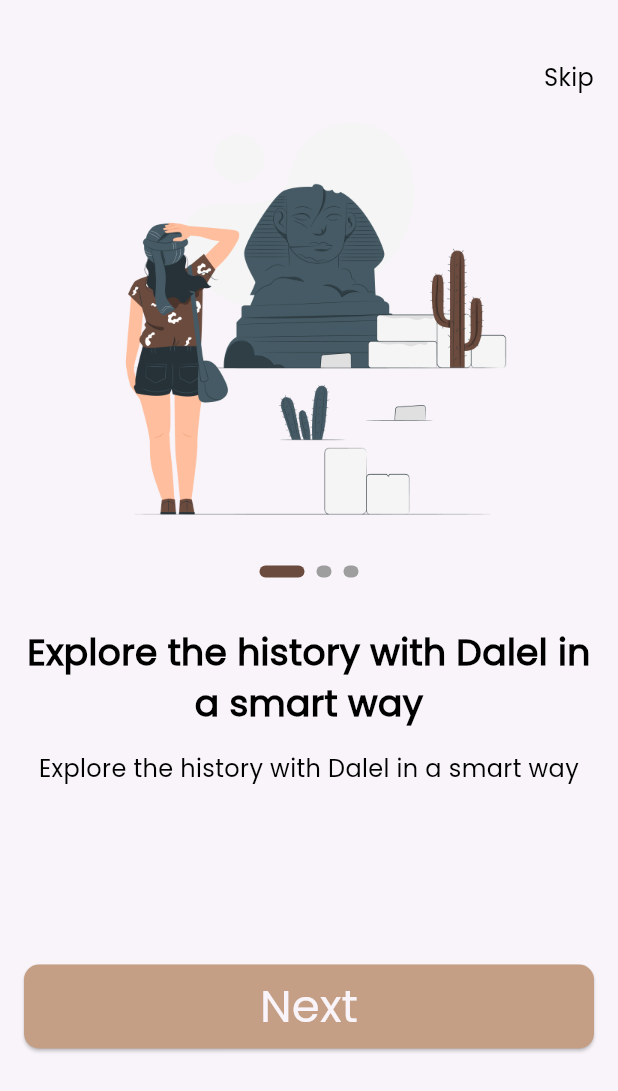
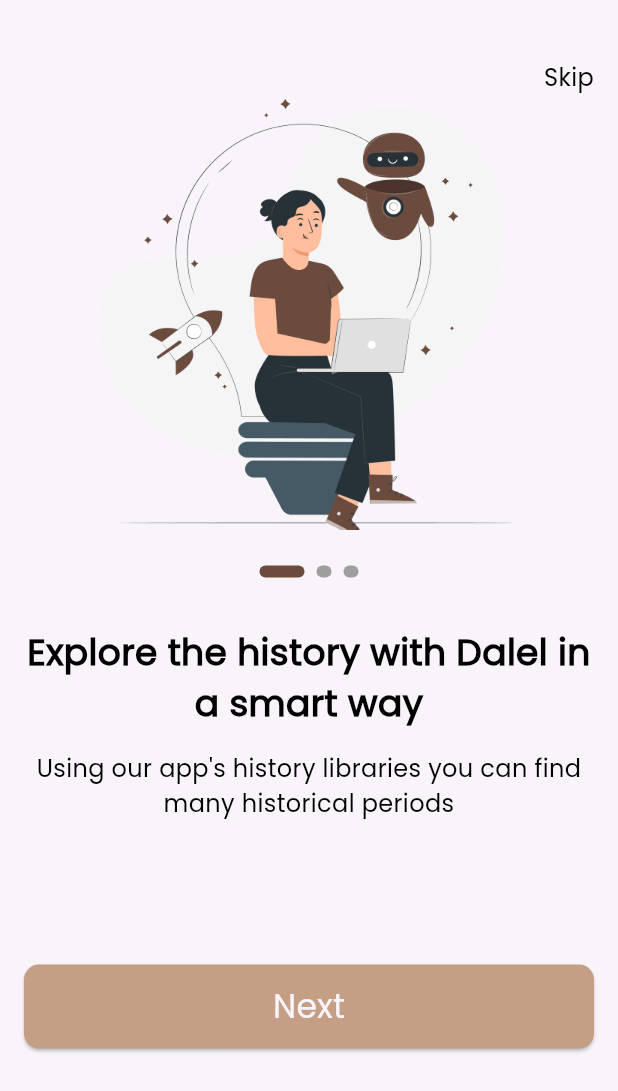
Before and after one commit to Ahmed-Abouzaid/dalel, a Flutter app: the screen it shows after launch, on a phone screen of 412 x 824 dp. Shown: the top 1091 px of the screen. Run offline on Flutter 3.47's test engine with Material 3 defaults, Android fonts, the phone set to English and light mode, and no system bars; drawn by our look-alikes of smooth_page_indicator; our stand-ins replace go_router.

Commit message:
on boarding finished

```diff
--- /dev/null
+++ b/lib/core/auth/presentation/views/sign_in.dart
@@ -0,0 +1,10 @@
+import 'package:flutter/material.dart';
+
+class SignInView extends StatelessWidget {
+  const SignInView({super.key});
+
+  @override
+  Widget build(BuildContext context) {
+    return const Scaffold();
+  }
+}
--- /dev/null
+++ b/lib/core/auth/presentation/views/sign_up.dart
@@ -0,0 +1,10 @@
+import 'package:flutter/material.dart';
+
+class SignUpView extends StatelessWidget {
+  const SignUpView({super.key});
+
+  @override
+  Widget build(BuildContext context) {
+    return const Scaffold();
+  }
+}
--- a/lib/core/routes/app_router.dart
+++ b/lib/core/routes/app_router.dart
@@ -1,3 +1,4 @@
+import 'package:dalel/core/auth/presentation/views/sign_up.dart';
 import 'package:dalel/features/on_boarding/presentation/views/on_boarding_view.dart';
 import 'package:dalel/features/splash/presentation/views/splash_view.dart';
 import 'package:go_router/go_router.dart';
@@ -10,5 +11,13 @@ final GoRouter router = GoRouter(routes: [
   GoRoute(
     path: "/onBoarding",
     builder: (context, state) => const OnBoardingView(),
-  )
+  ),
+  GoRoute(
+    path: "/signUp",
+    builder: (context, state) => const SignUpView(),
+  ),
+  GoRoute(
+    path: "/signIn",
+    builder: (context, state) => const SignUpView(),
+  ),
 ]);
--- a/lib/core/widgets/custom_btn.dart
+++ b/lib/core/widgets/custom_btn.dart
@@ -3,9 +3,10 @@ import 'package:dalel/core/utils/app_text_styles.dart';
 import 'package:flutter/material.dart';
 
 class CustomBtn extends StatelessWidget {
-  const CustomBtn({super.key, this.color, required this.text});
+  const CustomBtn({super.key, this.color, required this.text, this.onPressed});
   final Color? color;
   final String text;
+  final VoidCallback? onPressed;
 
   @override
   Widget build(BuildContext context) {
@@ -13,14 +14,14 @@ class CustomBtn extends StatelessWidget {
       width: double.infinity,
       height: 56,
       child: ElevatedButton(
-        onPressed: () {},
+        onPressed: onPressed,
         style: ElevatedButton.styleFrom(
             backgroundColor: color ?? AppColors.primaryColor,
             shape: RoundedRectangleBorder(
                 borderRadius: BorderRadius.circular(10))),
         child: Text(text,
             style: CustomTextStyles.poppins500style24
-                .copyWith(fontSize: 30, color: AppColors.offWhite)),
+                .copyWith(fontSize: 22, color: AppColors.offWhite)),
       ),
     );
   }
--- /dev/null
+++ b/lib/features/on_boarding/data/models/on_boarding_model.dart
@@ -0,0 +1,30 @@
+import 'package:dalel/core/utils/app_assets.dart';
+
+class OnBoardingModel {
+  final String imagePath;
+  final String title;
+  final String subTitle;
+
+  OnBoardingModel(
+      {required this.imagePath, required this.title, required this.subTitle});
+}
+
+List<OnBoardingModel> onBoardingData = [
+  OnBoardingModel(
+    imagePath: Assets.imagesOnBoarding,
+    title: "Explore the history with Dalel in a smart way",
+    subTitle:
+        "Using our app's history libraries you can find many historical periods",
+  ),
+  OnBoardingModel(
+    imagePath: Assets.imagesOnBoarding1,
+    title: "From every place on earth",
+    subTitle: "A big variety of ancient places from all over the world",
+  ),
+  OnBoardingModel(
+    imagePath: Assets.imagesOnBoarding2,
+    title: "Using modern AI technology for better user experience",
+    subTitle:
+        "AI provide recommendations and helps you to continue the search journey",
+  ),
+];
--- a/lib/features/on_boarding/presentation/views/on_boarding_view.dart
+++ b/lib/features/on_boarding/presentation/views/on_boarding_view.dart
@@ -1,11 +1,19 @@
-import 'package:dalel/core/utils/app_strings.dart';
-import 'package:dalel/core/widgets/custom_btn.dart';
+import 'package:dalel/core/functions/navigation.dart';
 import 'package:dalel/features/on_boarding/presentation/views/widgets/custom_nav_bar.dart';
-import 'package:dalel/features/on_boarding/presentation/views/widgets/on_boarding_widget_view.dart';
+import 'package:dalel/features/on_boarding/presentation/views/widgets/get_buttons.dart';
+import 'package:dalel/features/on_boarding/presentation/views/widgets/on_boarding_widget_body.dart';
 import 'package:flutter/material.dart';
 
-class OnBoardingView extends StatelessWidget {
+class OnBoardingView extends StatefulWidget {
   const OnBoardingView({super.key});
+
+  @override
+  State<OnBoardingView> createState() => _OnBoardingViewState();
+}
+
+class _OnBoardingViewState extends State<OnBoardingView> {
+  final PageController _controller = PageController(initialPage: 0);
+  int currentIndex = 0;
 
   @override
   Widget build(BuildContext context) {
@@ -13,17 +21,25 @@ class OnBoardingView extends StatelessWidget {
       child: Scaffold(
         body: Padding(
           padding: const EdgeInsets.symmetric(horizontal: 16),
-          child: ListView(
-            children: [
-              const SizedBox(height: 40),
-              // ignore: prefer_const_constructors
-              CustomNavBar(),
-              OnBoardingWidgetBody(),
-              const SizedBox(height: 80),
-              const CustomBtn(text: AppStrings.next),
-              const SizedBox(height: 17),
-            ],
-          ),
+          child: ListView(children: [
+            const SizedBox(height: 40),
+            // ignore: prefer_const_constructors
+            CustomNavBar(
+              onTap: () {
+                customReplacementNavigate(context, "/signUp");
+              },
+            ),
+            OnBoardingWidgetBody(
+              onPageChanged: (index) {
+                setState(() {
+                  currentIndex = index;
+                });
+              },
+              controller: _controller,
+            ),
+            const SizedBox(height: 80),
+            GetButtons(currentIndex: currentIndex, controller: _controller),
+          ]),
         ),
       ),
     );
--- a/lib/features/on_boarding/presentation/views/widgets/custom_nav_bar.dart
+++ b/lib/features/on_boarding/presentation/views/widgets/custom_nav_bar.dart
@@ -5,16 +5,22 @@ import 'package:flutter/material.dart';
 class CustomNavBar extends StatelessWidget {
   const CustomNavBar({
     super.key,
+    required this.onTap,
   });
+
+  final VoidCallback onTap;
 
   @override
   Widget build(BuildContext context) {
     return Align(
       alignment: Alignment.centerRight,
-      child: Text(
-        AppStrings.skip,
-        style: CustomTextStyles.poppins300style16
-            .copyWith(fontWeight: FontWeight.w400),
+      child: GestureDetector(
+        onTap: onTap,
+        child: Text(
+          AppStrings.skip,
+          style: CustomTextStyles.poppins300style16
+              .copyWith(fontWeight: FontWeight.w400),
+        ),
       ),
     );
   }
--- /dev/null
+++ b/lib/features/on_boarding/presentation/views/widgets/get_buttons.dart
@@ -0,0 +1,49 @@
+import 'package:dalel/core/functions/navigation.dart';
+import 'package:dalel/core/utils/app_strings.dart';
+import 'package:dalel/core/utils/app_text_styles.dart';
+import 'package:dalel/core/widgets/custom_btn.dart';
+import 'package:dalel/features/on_boarding/data/models/on_boarding_model.dart';
+import 'package:flutter/material.dart';
+
+class GetButtons extends StatelessWidget {
+  const GetButtons(
+      {super.key, required this.currentIndex, required this.controller});
+  final int currentIndex;
+  final PageController controller;
+
+  @override
+  Widget build(BuildContext context) {
+    if (currentIndex == onBoardingData.length - 1) {
+      return Column(
+        children: [
+          CustomBtn(
+            text: AppStrings.createAccount,
+            onPressed: () {
+              customReplacementNavigate(context, "/signUp");
+            },
+          ),
+          const SizedBox(height: 16),
+          GestureDetector(
+            onTap: () {
+              customReplacementNavigate(context, "/signIn");
+            },
+            child: Text(
+              AppStrings.loginNow,
+              style: CustomTextStyles.poppins300style16
+                  .copyWith(fontWeight: FontWeight.w400),
+            ),
+          )
+        ],
+      );
+    } else {
+      return CustomBtn(
+        text: AppStrings.next,
+        onPressed: () {
+          controller.nextPage(
+              duration: const Duration(microseconds: 200),
+              curve: Curves.bounceIn);
+        },
+      );
+    }
+  }
+}
--- a/lib/features/on_boarding/presentation/views/widgets/on_boarding_widget_view.dart
+++ b/lib/features/on_boarding/presentation/views/widgets/on_boarding_widget_body.dart
@@ -1,37 +1,40 @@
-import 'package:dalel/core/utils/app_assets.dart';
 import 'package:dalel/core/utils/app_text_styles.dart';
+import 'package:dalel/features/on_boarding/data/models/on_boarding_model.dart';
 import 'package:dalel/features/on_boarding/presentation/views/widgets/custom_smooth_page_indicator.dart';
 import 'package:flutter/material.dart';
 
 class OnBoardingWidgetBody extends StatelessWidget {
-  OnBoardingWidgetBody({super.key});
-  final PageController _controller = PageController();
+  const OnBoardingWidgetBody(
+      {super.key, required this.controller, this.onPageChanged});
+  final PageController controller;
+  final Function(int)? onPageChanged;
 
   @override
   Widget build(BuildContext context) {
     return SizedBox(
       height: 500,
       child: PageView.builder(
-        controller: _controller,
-        itemCount: 3,
+        onPageChanged: onPageChanged,
+        controller: controller,
+        itemCount: onBoardingData.length,
         itemBuilder: (context, index) {
           return Column(
             children: [
               Container(
                 height: 290,
                 width: 343,
-                decoration: const BoxDecoration(
+                decoration: BoxDecoration(
                   image: DecorationImage(
-                    image: AssetImage(Assets.imagesOnBoarding1),
+                    image: AssetImage(onBoardingData[index].imagePath),
                     fit: BoxFit.fill,
                   ),
                 ),
               ),
               const SizedBox(height: 24),
-              CustomSmoothPageIndicator(controller: _controller),
+              CustomSmoothPageIndicator(controller: controller),
               const SizedBox(height: 32),
               Text(
-                "Explore the history with Dalel in a smart way",
+                onBoardingData[index].title,
                 style: CustomTextStyles.poppins500style24
                     .copyWith(fontWeight: FontWeight.bold),
                 textAlign: TextAlign.center,
@@ -39,8 +42,8 @@ class OnBoardingWidgetBody extends StatelessWidget {
                 overflow: TextOverflow.ellipsis,
               ),
               const SizedBox(height: 16),
-              const Text(
-                "Explore the history with Dalel in a smart way",
+              Text(
+                onBoardingData[index].subTitle,
                 style: CustomTextStyles.poppins300style16,
                 textAlign: TextAlign.center,
                 maxLines: 2,
```
